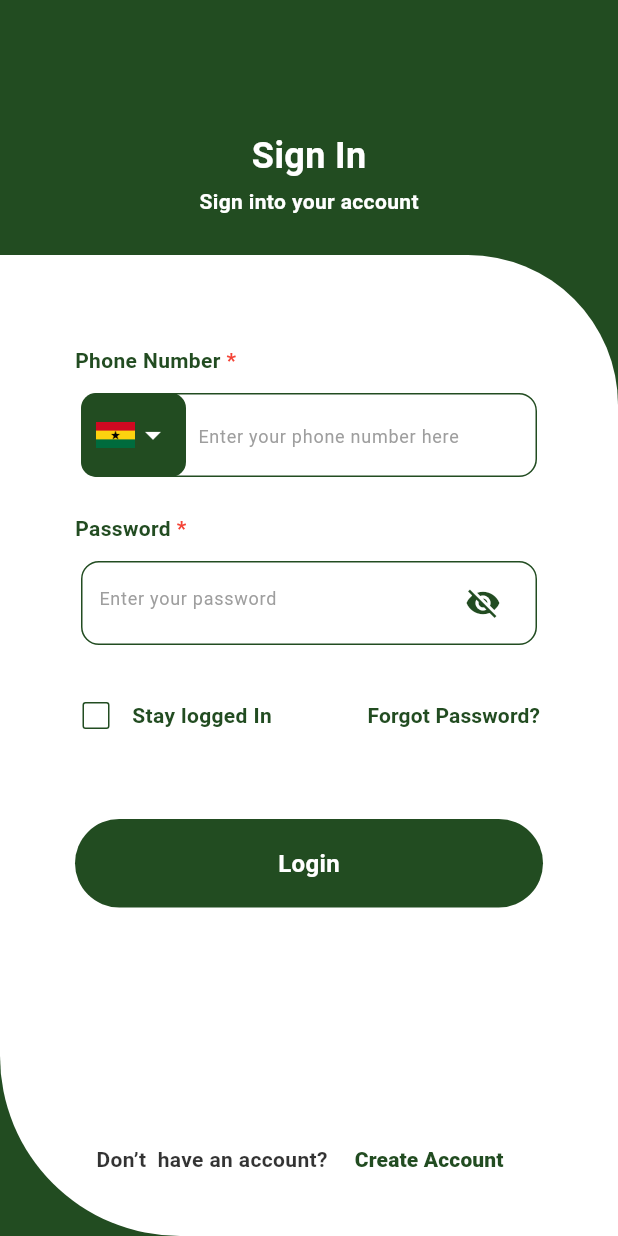
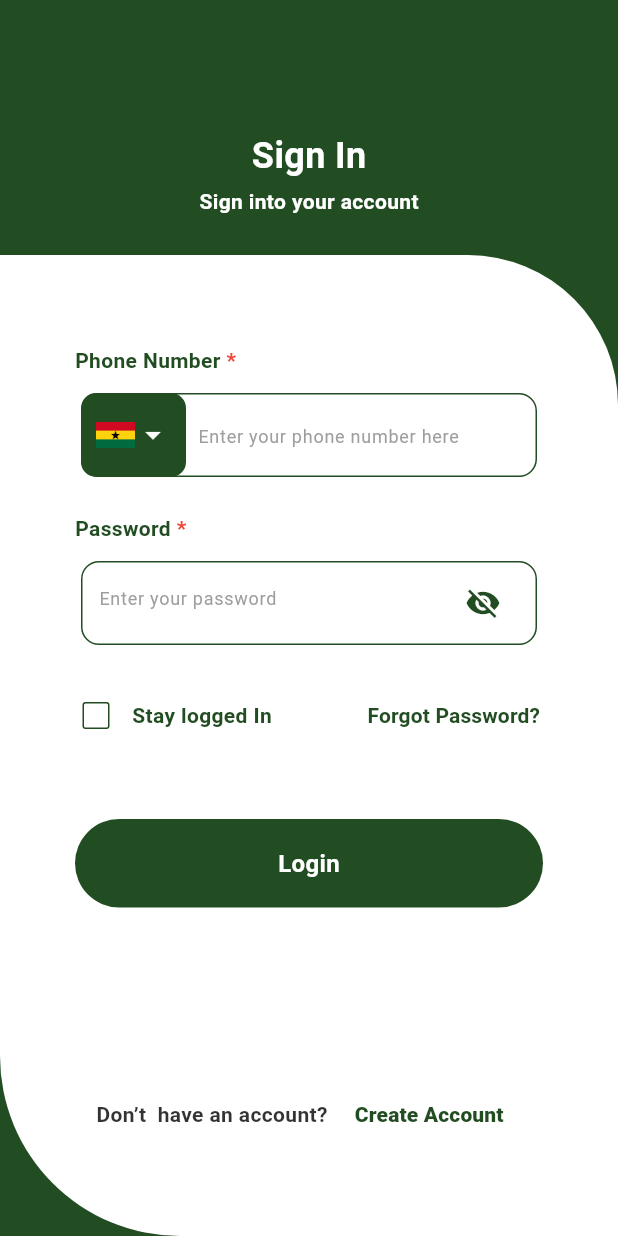
Before and after one commit to Kwaku-Clement/afarinick_practical, a Flutter app: the screen it shows after launch, on a phone screen of 412 x 824 dp. Run offline on Flutter 3.47's test engine with Material 3 defaults, Android fonts, the light colour scheme and no system bars; our stand-ins replace flutter_svg.

Commit message:
minor change

```diff
--- a/lib/presentation/screens/login_screen.dart
+++ b/lib/presentation/screens/login_screen.dart
@@ -114,7 +114,7 @@ class _LoginScreenState extends State<LoginScreen> {
                           onPressed: _onLogin,
                         ),
                       ),
-                      const SizedBox(height: 140),
+                      const SizedBox(height: 110),
                       CreateAccountFooter(
                         onTapCreate: _onCreateAccount,
                         primary: primary,
```
